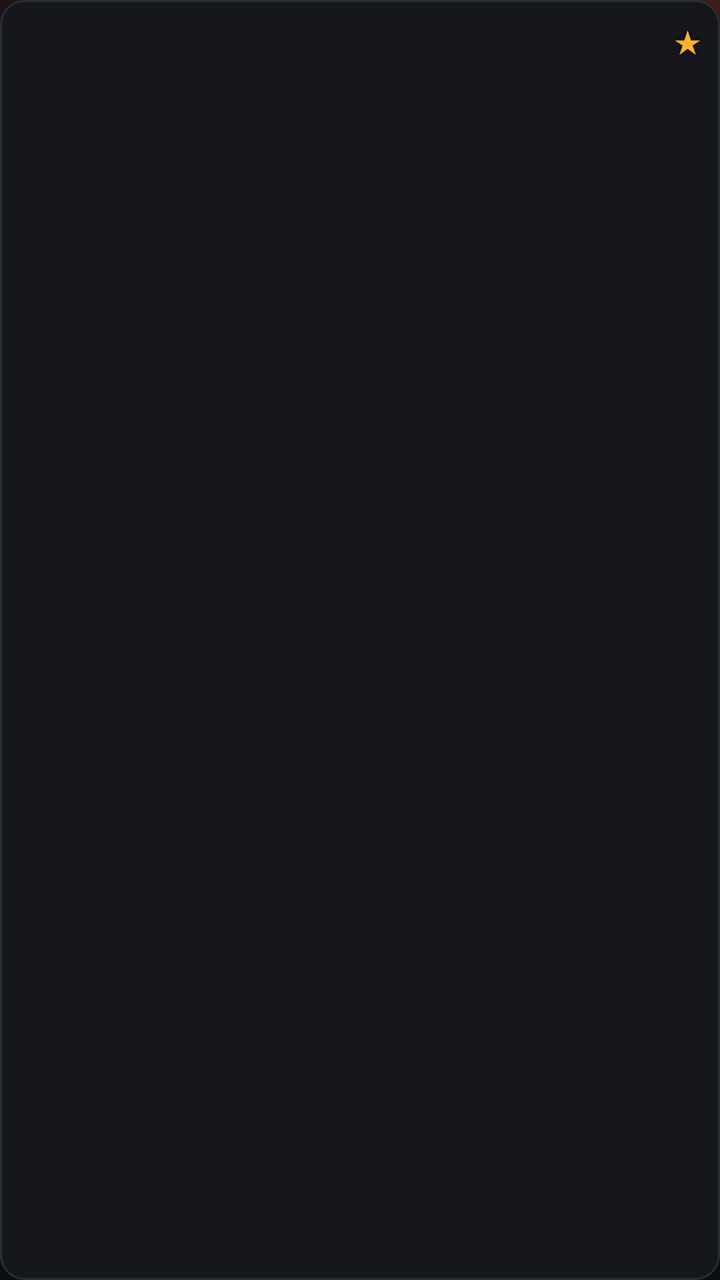
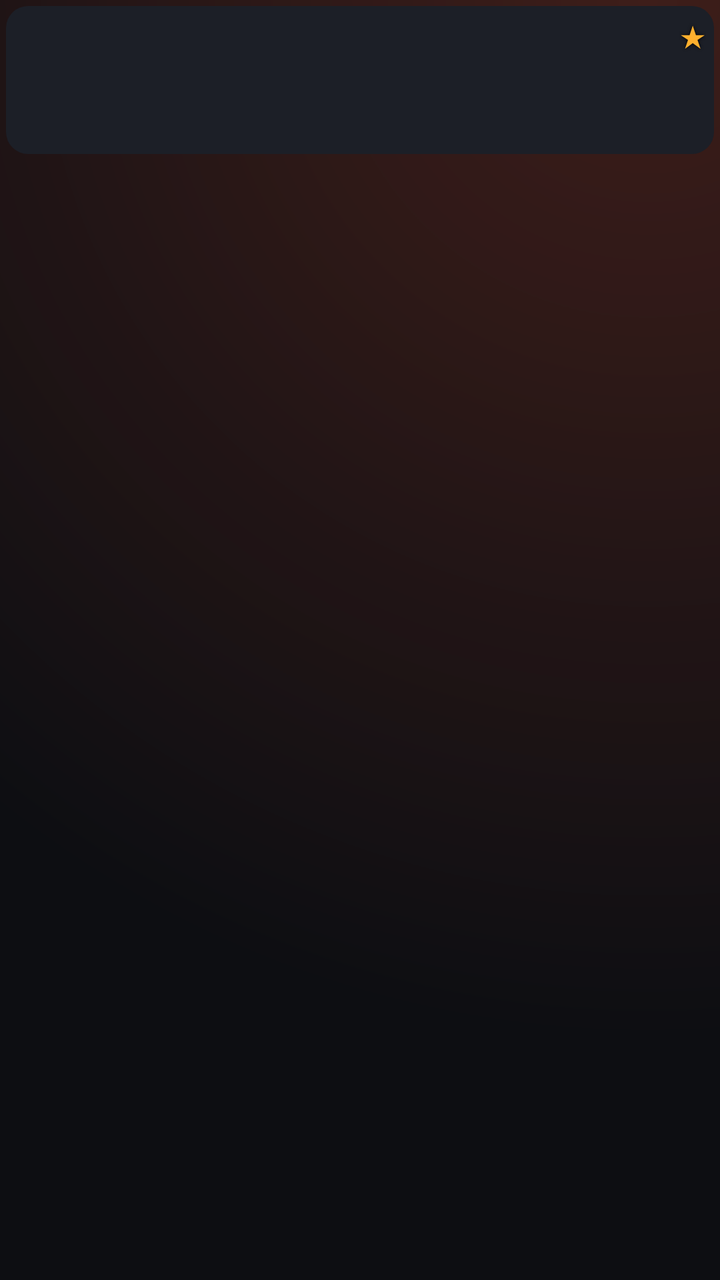

Screens rendered from an Android XML layout before and after an edit, with the pre-edit source and the edit as a unified diff.
<!-- AndroidManifest.xml: application theme HomeTheme -->
<!-- res/layout/item_tile.xml -->
<?xml version="1.0" encoding="utf-8"?>
<LinearLayout xmlns:android="http://schemas.android.com/apk/res/android"
    android:layout_width="match_parent"
    android:layout_height="wrap_content"
    android:background="@drawable/tile_bg"
    android:orientation="vertical"
    android:padding="5dp">

    <FrameLayout
        android:layout_width="match_parent"
        android:layout_height="84dp">

        <ImageView
            android:id="@+id/image"
            android:layout_width="match_parent"
            android:layout_height="match_parent"
            android:contentDescription="@null" />

        <TextView
            android:id="@+id/star"
            android:layout_width="wrap_content"
            android:layout_height="wrap_content"
            android:layout_gravity="top|end"
            android:layout_margin="4dp"
            android:shadowColor="#000000"
            android:shadowRadius="4"
            android:text="@string/star"
            android:textColor="@color/accent2"
            android:textSize="16sp" />
    </FrameLayout>

    <TextView
        android:id="@+id/label"
        android:layout_width="match_parent"
        android:layout_height="wrap_content"
        android:ellipsize="end"
        android:gravity="center"
        android:maxLines="1"
        android:paddingTop="5dp"
        android:paddingBottom="3dp"
        android:textColor="@color/text"
        android:textSize="13sp" />
</LinearLayout>
<!-- resources referenced by this layout -->
<resources>
  <color name="accent2">#FFB02E</color>
  <color name="text">#ECEEF3</color>
  <!-- drawable tile_bg (drawable) -->
  <?xml version="1.0" encoding="utf-8"?>
  <selector xmlns:android="http://schemas.android.com/apk/res/android">
      <item android:state_selected="true">
          <shape>
              <corners android:radius="12dp" />
              <solid android:color="@color/surface2" />
              <stroke android:width="3dp" android:color="@color/accent" />
          </shape>
      </item>
      <item>
          <shape>
              <corners android:radius="12dp" />
              <solid android:color="@color/surface" />
              <stroke android:width="1dp" android:color="@color/line" />
          </shape>
      </item>
  </selector>
  <string name="star">★</string>
  <style name="HomeTheme" parent="android:Theme.Material.NoActionBar">
          <item name="android:colorAccent">@color/accent</item>
          <item name="android:windowBackground">@drawable/home_bg</item>
          <item name="android:windowFullscreen">true</item>
          <item name="android:textColorPrimary">@color/text</item>
          <item name="android:textColorSecondary">@color/muted</item>
      </style>
  <color name="surface2">#1C1F27</color>
  <color name="accent">#FF5A36</color>
  <color name="surface">#15171D</color>
  <color name="line">#2A2E39</color>
  <!-- drawable home_bg (drawable) -->
  <?xml version="1.0" encoding="utf-8"?>
  <layer-list xmlns:android="http://schemas.android.com/apk/res/android">
      <item><color android:color="@color/bg" /></item>
      <item>
          <shape>
              <gradient
                  android:centerX="0.9"
                  android:centerY="0"
                  android:endColor="#000D0E12"
                  android:gradientRadius="520dp"
                  android:startColor="#33FF5A36"
                  android:type="radial" />
          </shape>
      </item>
  </layer-list>
  <color name="muted">#8C93A3</color>
  <color name="bg">#0D0E12</color>
</resources>

<!-- the commit's change to res/layout/item_tile.xml (unified diff, before → after) -->
@@ -1,43 +1,26 @@
 <?xml version="1.0" encoding="utf-8"?>
-<LinearLayout xmlns:android="http://schemas.android.com/apk/res/android"
+<FrameLayout xmlns:android="http://schemas.android.com/apk/res/android"
     android:layout_width="match_parent"
     android:layout_height="wrap_content"
     android:background="@drawable/tile_bg"
-    android:orientation="vertical"
-    android:padding="5dp">
+    android:padding="3dp">
 
-    <FrameLayout
+    <ImageView
+        android:id="@+id/image"
         android:layout_width="match_parent"
-        android:layout_height="84dp">
-
-        <ImageView
-            android:id="@+id/image"
-            android:layout_width="match_parent"
-            android:layout_height="match_parent"
-            android:contentDescription="@null" />
-
-        <TextView
-            android:id="@+id/star"
-            android:layout_width="wrap_content"
-            android:layout_height="wrap_content"
-            android:layout_gravity="top|end"
-            android:layout_margin="4dp"
-            android:shadowColor="#000000"
-            android:shadowRadius="4"
-            android:text="@string/star"
-            android:textColor="@color/accent2"
-            android:textSize="16sp" />
-    </FrameLayout>
+        android:layout_height="74dp"
+        android:background="@drawable/tile_clip"
+        android:contentDescription="@null" />
 
     <TextView
-        android:id="@+id/label"
-        android:layout_width="match_parent"
+        android:id="@+id/star"
+        android:layout_width="wrap_content"
         android:layout_height="wrap_content"
-        android:ellipsize="end"
-        android:gravity="center"
-        android:maxLines="1"
-        android:paddingTop="5dp"
-        android:paddingBottom="3dp"
-        android:textColor="@color/text"
-        android:textSize="13sp" />
-</LinearLayout>
+        android:layout_gravity="top|end"
+        android:layout_margin="4dp"
+        android:shadowColor="#000000"
+        android:shadowRadius="4"
+        android:text="@string/star"
+        android:textColor="@color/accent2"
+        android:textSize="15sp" />
+</FrameLayout>
<!-- resource entries referenced after the edit -->
@@ -7,19 +7,23 @@
   <selector xmlns:android="http://schemas.android.com/apk/res/android">
       <item android:state_selected="true">
           <shape>
-              <corners android:radius="12dp" />
-              <solid android:color="@color/surface2" />
-              <stroke android:width="3dp" android:color="@color/accent" />
+              <corners android:radius="14dp" />
+              <solid android:color="#FFFFFF" />
           </shape>
       </item>
       <item>
           <shape>
-              <corners android:radius="12dp" />
-              <solid android:color="@color/surface" />
-              <stroke android:width="1dp" android:color="@color/line" />
+              <corners android:radius="14dp" />
+              <solid android:color="#00000000" />
           </shape>
       </item>
   </selector>
+  <!-- drawable tile_clip (drawable) -->
+  <?xml version="1.0" encoding="utf-8"?>
+  <shape xmlns:android="http://schemas.android.com/apk/res/android">
+      <corners android:radius="11dp" />
+      <solid android:color="@color/surface2" />
+  </shape>
   <string name="star">★</string>
   <style name="HomeTheme" parent="android:Theme.Material.NoActionBar">
           <item name="android:colorAccent">@color/accent</item>
@@ -30,8 +34,6 @@
       </style>
   <color name="surface2">#1C1F27</color>
   <color name="accent">#FF5A36</color>
-  <color name="surface">#15171D</color>
-  <color name="line">#2A2E39</color>
   <!-- drawable home_bg (drawable) -->
   <?xml version="1.0" encoding="utf-8"?>
   <layer-list xmlns:android="http://schemas.android.com/apk/res/android">
